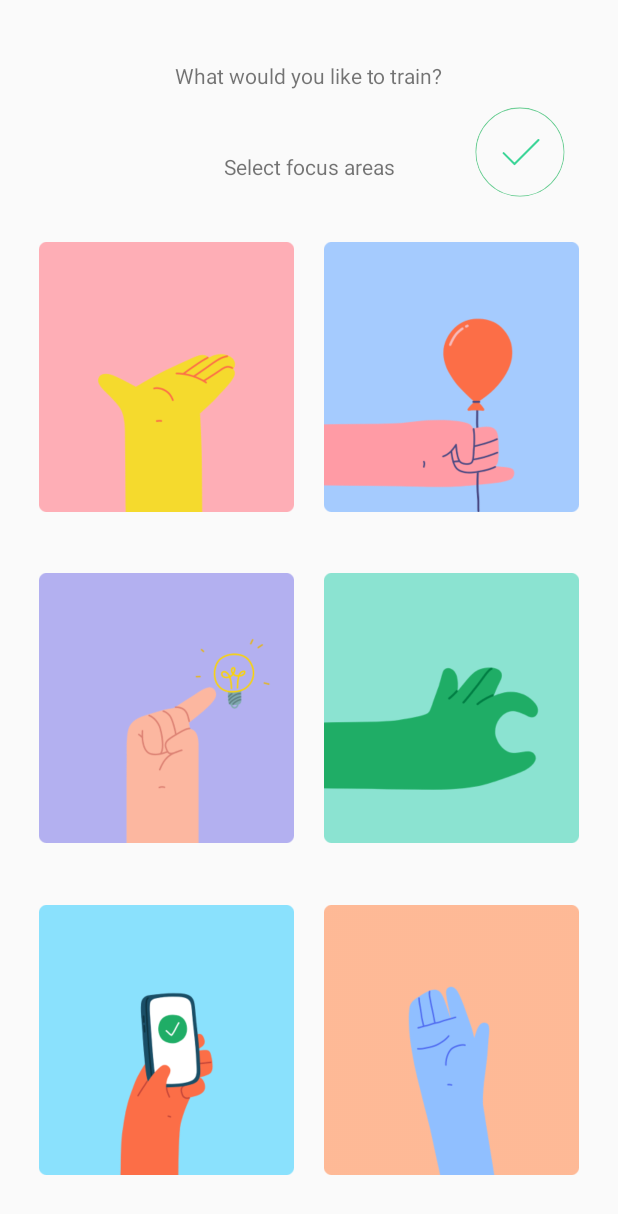
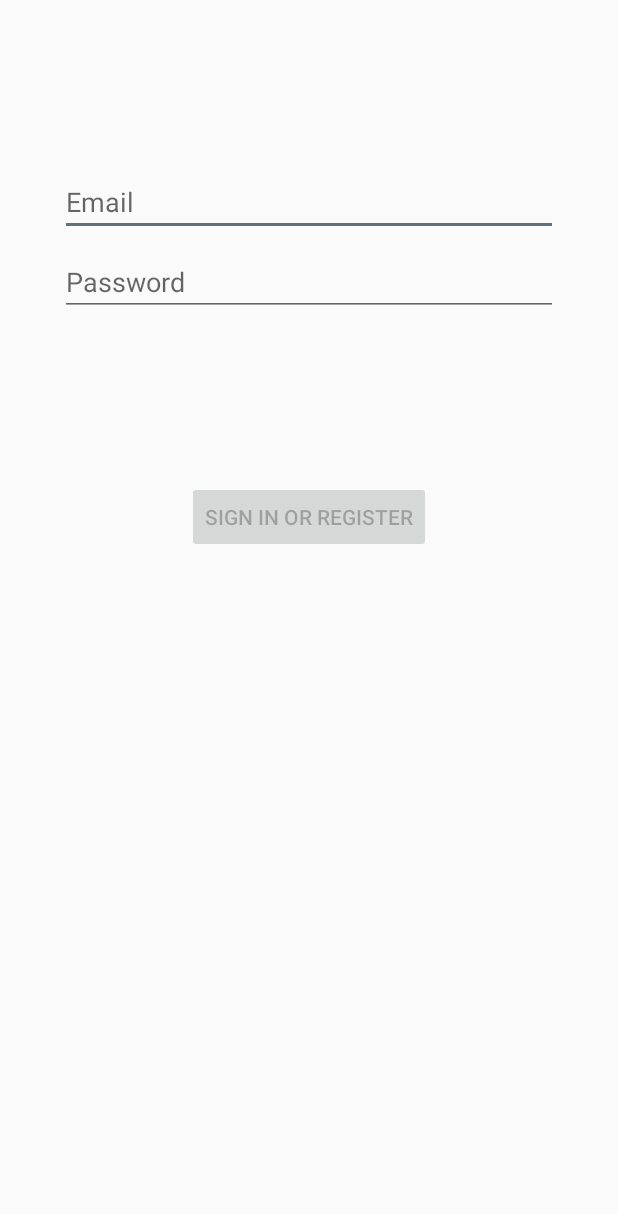
Before and after one commit to UBC-BEST/deprecated-frontend-m2m, an Android app: the WalkThroughActivity screen opened directly, with no data from a screen before it, after a tap on an icon or button, on a phone screen of 412 x 824 dp. Shown: the top 1214 px of the screen. Run offline under Robolectric (Android 15) with nearby library versions, the phone set to English and light mode, and no system bars; 2 other taps on this screen came first.

Commit message:
added auth fragment and login activity

```diff
--- a/tutorial/androidApp/src/main/AndroidManifest.xml
+++ b/tutorial/androidApp/src/main/AndroidManifest.xml
@@ -13,8 +13,10 @@
         android:allowBackup="false"
         android:supportsRtl="true"
         android:theme="@style/AppTheme">
+        <activity android:name=".ui.auth.LoginActivity"
+            android:label="@string/app_name"/>
         <activity
-            android:name=".ui.onboarding.LandingFragment"
+            android:name=".ui.onboarding.LandingActivity"
             android:label="@string/app_name" />
         <activity
             android:name=".ui.onboarding.SelectTrainingActivity"
--- a/tutorial/androidApp/src/main/java/com/example/tutorial/androidApp/MainActivity.kt
+++ b/tutorial/androidApp/src/main/java/com/example/tutorial/androidApp/MainActivity.kt
@@ -3,13 +3,13 @@ package com.example.tutorial.androidApp
 import android.content.Intent
 import android.os.Bundle
 import androidx.appcompat.app.AppCompatActivity
-import com.example.tutorial.androidApp.ui.onboarding.LandingFragment
+import com.example.tutorial.androidApp.ui.onboarding.LandingActivity
 
 
 class MainActivity : AppCompatActivity() {
 
     override fun onCreate(savedInstanceState: Bundle?) {
         super.onCreate(savedInstanceState)
-        startActivity(Intent(this@MainActivity, LandingFragment::class.java))
+        startActivity(Intent(this@MainActivity, LandingActivity::class.java))
     }
 }
--- /dev/null
+++ b/tutorial/androidApp/src/main/java/com/example/tutorial/androidApp/ui/auth/LoginActivity.kt
@@ -0,0 +1,24 @@
+package com.example.tutorial.androidApp.ui.auth
+
+import androidx.appcompat.app.AppCompatActivity
+import android.os.Bundle
+import com.example.tutorial.androidApp.R
+import com.example.tutorial.androidApp.ui.auth.ui.login.AuthFragment
+
+class LoginActivity : AppCompatActivity() {
+
+    override fun onCreate(savedInstanceState: Bundle?) {
+        super.onCreate(savedInstanceState)
+        try {
+            this.supportActionBar!!.hide()
+        } catch (e: NullPointerException) {
+            println(e)
+        }
+        setContentView(R.layout.login_activity)
+        if (savedInstanceState == null) {
+            supportFragmentManager.beginTransaction()
+                .replace(R.id.auth_container, AuthFragment.newInstance())
+                .commitNow()
+        }
+    }
+}
--- a/tutorial/androidApp/src/main/java/com/example/tutorial/androidApp/ui/auth/ui/login/AuthFragment.kt
+++ b/tutorial/androidApp/src/main/java/com/example/tutorial/androidApp/ui/auth/ui/login/AuthFragment.kt
@@ -16,8 +16,13 @@ import android.widget.EditText
 import android.widget.ProgressBar
 import android.widget.Toast
 import com.example.tutorial.androidApp.R
+import com.example.tutorial.androidApp.ui.auth.ui.main.LoginFragment
 
 class AuthFragment : Fragment() {
+
+    companion object {
+        fun newInstance() = AuthFragment()
+    }
 
     private lateinit var loginViewModel: LoginViewModel
 
--- a/tutorial/androidApp/src/main/java/com/example/tutorial/androidApp/ui/onboarding/LandingFragment.kt
+++ b/tutorial/androidApp/src/main/java/com/example/tutorial/androidApp/ui/onboarding/LandingActivity.kt
@@ -3,13 +3,12 @@ package com.example.tutorial.androidApp.ui.onboarding
 
 import android.content.Intent
 import android.os.Bundle
-import android.os.Handler
 import android.widget.LinearLayout
 import androidx.appcompat.app.AppCompatActivity
 import com.example.tutorial.androidApp.R
 
 
-class LandingFragment : AppCompatActivity() {
+class LandingActivity : AppCompatActivity() {
     private lateinit var landingLayout: LinearLayout
 
     override fun onCreate(savedInstanceState: Bundle?) {
@@ -23,7 +22,7 @@ class LandingFragment : AppCompatActivity() {
         setContentView(R.layout.fragment_landing)
         landingLayout = findViewById(R.id.landing)
         landingLayout.setOnClickListener {
-            val intent = Intent(this@LandingFragment, WalkThroughActivity::class.java)
+            val intent = Intent(this@LandingActivity, WalkThroughActivity::class.java)
             startActivity(intent)
         }
     }
--- a/tutorial/androidApp/src/main/java/com/example/tutorial/androidApp/ui/onboarding/WalkThroughActivity.kt
+++ b/tutorial/androidApp/src/main/java/com/example/tutorial/androidApp/ui/onboarding/WalkThroughActivity.kt
@@ -1,9 +1,12 @@
 package com.example.tutorial.androidApp.ui.onboarding
 
+import android.content.Intent
 import android.os.Bundle
 import android.widget.ImageButton
 import androidx.appcompat.app.AppCompatActivity
 import com.example.tutorial.androidApp.R
+import com.example.tutorial.androidApp.ui.auth.LoginActivity
+import com.example.tutorial.androidApp.ui.auth.ui.login.AuthFragment
 
 
 class WalkThroughActivity : AppCompatActivity() {
@@ -29,7 +32,13 @@ class WalkThroughActivity : AppCompatActivity() {
             handBalloonButton.setOnClickListener {
                 setContentView(R.layout.fragment_track_progress)
                 handPhoneButton = findViewById(R.id.button_hands_phone)
-                handPhoneButton.setOnClickListener { setContentView(R.layout.fragment_select_focus) }
+                handPhoneButton.setOnClickListener {
+                    startActivity(
+                        Intent(
+                            this@WalkThroughActivity, LoginActivity::class.java
+                        )
+                    )
+                }
             }
         }
     }
--- a/tutorial/androidApp/src/main/res/layout/activity_home.xml
+++ b/tutorial/androidApp/src/main/res/layout/activity_home.xml
@@ -1,7 +1,7 @@
 <?xml version="1.0" encoding="utf-8"?>
 <androidx.constraintlayout.widget.ConstraintLayout xmlns:android="http://schemas.android.com/apk/res/android"
     xmlns:app="http://schemas.android.com/apk/res-auto"
-    android:id="@+id/container"
+    android:id="@+id/home_screen_layout"
     android:layout_width="match_parent"
     android:layout_height="match_parent"
     android:paddingTop="?attr/actionBarSize">
--- a/tutorial/androidApp/src/main/res/layout/fragment_auth.xml
+++ b/tutorial/androidApp/src/main/res/layout/fragment_auth.xml
@@ -2,7 +2,7 @@
 <androidx.constraintlayout.widget.ConstraintLayout xmlns:android="http://schemas.android.com/apk/res/android"
     xmlns:app="http://schemas.android.com/apk/res-auto"
     xmlns:tools="http://schemas.android.com/tools"
-    android:id="@+id/container"
+    android:id="@+id/fragment_auth"
     android:layout_width="match_parent"
     android:layout_height="match_parent"
     android:paddingLeft="@dimen/fragment_horizontal_margin"
--- a/tutorial/androidApp/src/main/res/layout/fragment_landing.xml
+++ b/tutorial/androidApp/src/main/res/layout/fragment_landing.xml
@@ -7,7 +7,7 @@
     android:adjustViewBounds="true"
     android:fillViewport="true"
     android:orientation="vertical"
-    tools:context=".ui.onboarding.LandingFragment"
+    tools:context=".ui.onboarding.LandingActivity"
     android:id="@+id/landing">
 
     <RelativeLayout
--- /dev/null
+++ b/tutorial/androidApp/src/main/res/layout/login_activity.xml
@@ -0,0 +1,9 @@
+<?xml version="1.0" encoding="utf-8"?>
+<FrameLayout xmlns:android="http://schemas.android.com/apk/res/android"
+    xmlns:tools="http://schemas.android.com/tools"
+    android:id="@+id/auth_container"
+    android:layout_width="match_parent"
+    android:layout_height="match_parent"
+    tools:context=".ui.auth.LoginActivity"
+    tools:layout="@layout/fragment_auth">
+</FrameLayout>
--- /dev/null
+++ b/tutorial/shared/src/commonMain/kotlin/com/example/tutorial/shared/TrainingTypes.kt
@@ -0,0 +1,5 @@
+package com.example.tutorial.shared
+
+enum class TrainingTypes {
+    RANGE, MOBILITY, AGILITY, ACCURACY, STRENGTH, RELAX
+}
```
Also changed, not shown: tutorial/androidApp/src/main/java/com/example/tutorial/androidApp/ui/auth/ui/main/LoginFragment.kt (added, +32 -0 lines), tutorial/androidApp/src/main/java/com/example/tutorial/androidApp/ui/auth/ui/main/MainViewModel.kt (added, +7 -0 lines), tutorial/androidApp/src/main/java/com/example/tutorial/androidApp/ui/onboarding/SelectTrainingActivity.kt (+27 -0 lines), tutorial/androidApp/src/main/res/layout/main_fragment.xml (added, +20 -0 lines), tutorial/shared/src/commonMain/kotlin/com/example/tutorial/shared/Greeting.kt (deleted, +0 -8 lines), tutorial/shared/src/commonMain/kotlin/com/example/tutorial/shared/M2MUser.kt (added, +19 -0 lines).
